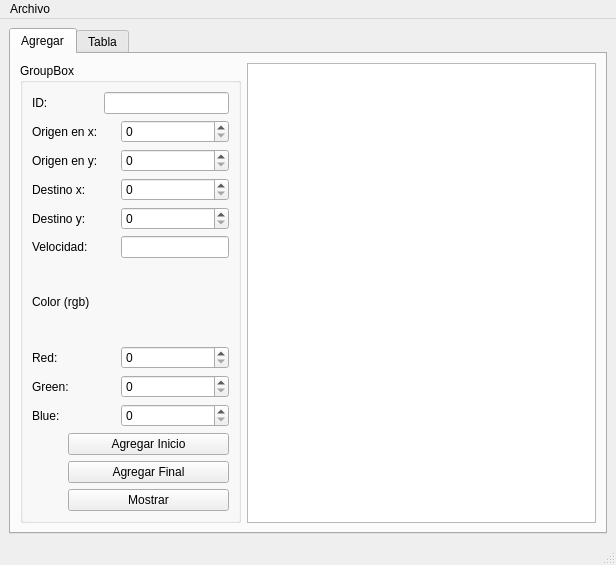
Above: Actividad 8/mainwindow.ui from Gustas13/Actividades before the change. Below: the same form after it.
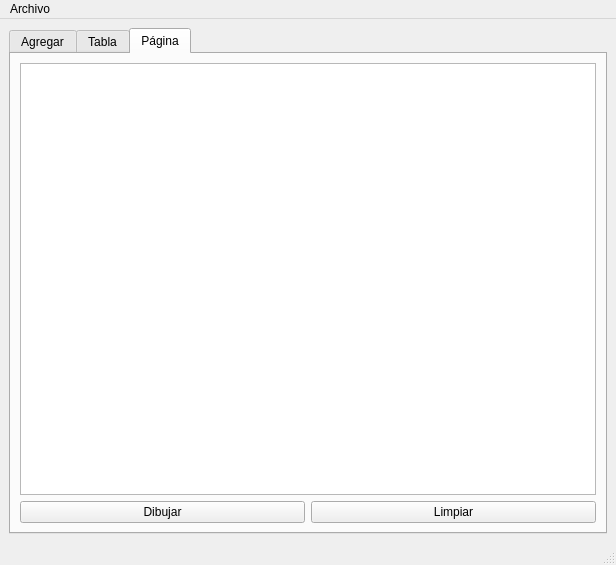
That is the form after the change.

Commit message: Actualización para la Actividad 13

Diff of the .ui file:
```diff
--- a/Actividad 8/mainwindow.ui
+++ b/Actividad 8/mainwindow.ui
@@ -18,7 +18,7 @@
     <item row="0" column="0">
      <widget class="QTabWidget" name="tabWidget">
       <property name="currentIndex">
-       <number>0</number>
+       <number>2</number>
       </property>
       <widget class="QWidget" name="tab">
        <attribute name="title">
@@ -222,6 +222,30 @@
         </item>
        </layout>
       </widget>
+      <widget class="QWidget" name="tab_3">
+       <attribute name="title">
+        <string>Página</string>
+       </attribute>
+       <layout class="QGridLayout" name="gridLayout_5">
+        <item row="0" column="0" colspan="2">
+         <widget class="QGraphicsView" name="graphicsView"/>
+        </item>
+        <item row="1" column="0">
+         <widget class="QPushButton" name="Dibujar">
+          <property name="text">
+           <string>Dibujar</string>
+          </property>
+         </widget>
+        </item>
+        <item row="1" column="1">
+         <widget class="QPushButton" name="limpiar">
+          <property name="text">
+           <string>Limpiar</string>
+          </property>
+         </widget>
+        </item>
+       </layout>
+      </widget>
      </widget>
     </item>
    </layout>
```
